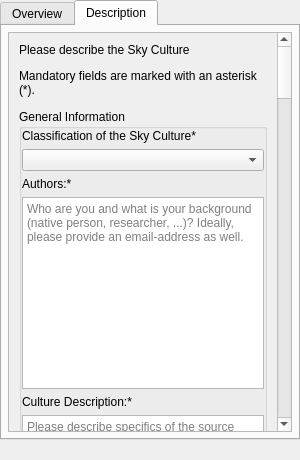
This is plugins/SkyCultureMaker/src/gui/scmSkyCultureDialog.ui in Stellarium/stellarium as Qt 5 draws it before an edit. The edited form follows.
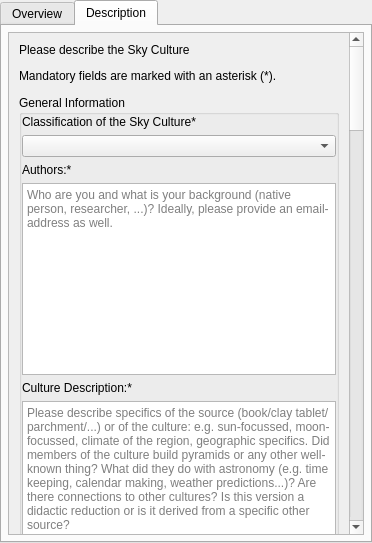
This is the edited form. The open tabs and pages were chosen to show the change. Custom widgets are drawn as their Qt base class.

Commit message: remove info labels

Patch:
```diff
--- a/plugins/SkyCultureMaker/src/gui/scmSkyCultureDialog.ui
+++ b/plugins/SkyCultureMaker/src/gui/scmSkyCultureDialog.ui
@@ -2,6 +2,14 @@
 <ui version="4.0">
  <class>scmSkyCultureDialog</class>
  <widget class="QWidget" name="scmSkyCultureDialog">
+  <property name="geometry">
+   <rect>
+    <x>0</x>
+    <y>0</y>
+    <width>372</width>
+    <height>543</height>
+   </rect>
+  </property>
   <property name="styleSheet">
    <string notr="true"/>
   </property>
@@ -226,6 +234,14 @@
              <bool>true</bool>
             </property>
             <widget class="QWidget" name="descriptionScrollContent">
+             <property name="geometry">
+              <rect>
+               <x>0</x>
+               <y>0</y>
+               <width>229</width>
+               <height>2930</height>
+              </rect>
+             </property>
              <layout class="QVBoxLayout" name="descriptionLayout">
               <property name="spacing">
                <number>12</number>
@@ -574,44 +590,7 @@
        </widget>
       </item>
       <item>
-       <layout class="QHBoxLayout">
-        <item>
-         <spacer name="bottomVerticalSpacerLeft">
-          <property name="orientation">
-           <enum>Qt::Vertical</enum>
-          </property>
-          <property name="sizeHint" stdset="0">
-           <size>
-            <width>40</width>
-            <height>20</height>
-           </size>
-          </property>
-         </spacer>
-        </item>
-        <item>
-         <widget class="QLabel" name="infoLbl">
-          <property name="text">
-           <string/>
-          </property>
-          <property name="wordWrap">
-           <bool>true</bool>
-          </property>
-         </widget>
-        </item>
-        <item>
-         <spacer name="bottomVerticalSpacerRight">
-          <property name="orientation">
-           <enum>Qt::Vertical</enum>
-          </property>
-          <property name="sizeHint" stdset="0">
-           <size>
-            <width>40</width>
-            <height>20</height>
-           </size>
-          </property>
-         </spacer>
-        </item>
-       </layout>
+       <layout class="QHBoxLayout"/>
       </item>
      </layout>
     </widget>
```
The commit also changes 7 other files.
